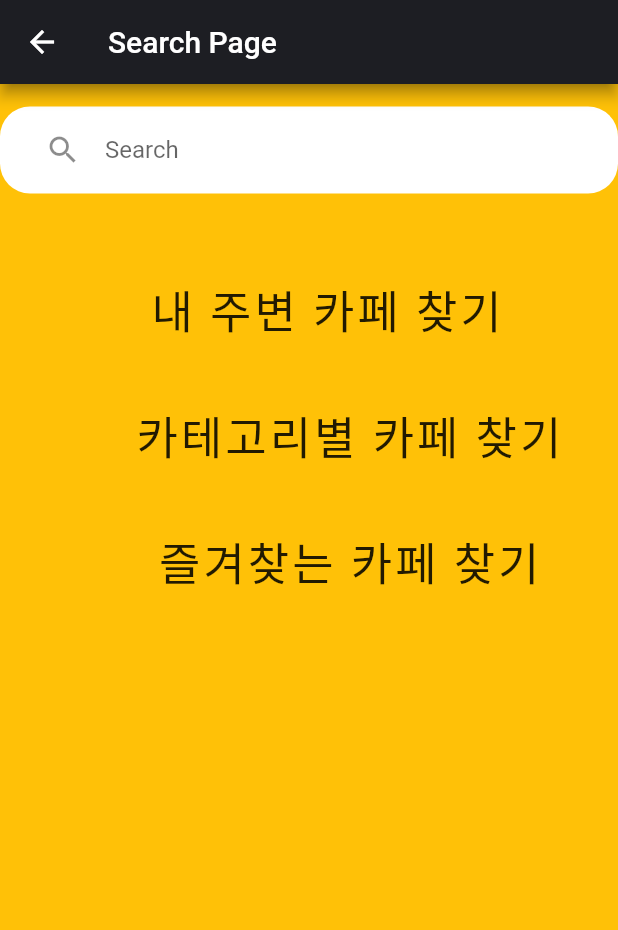
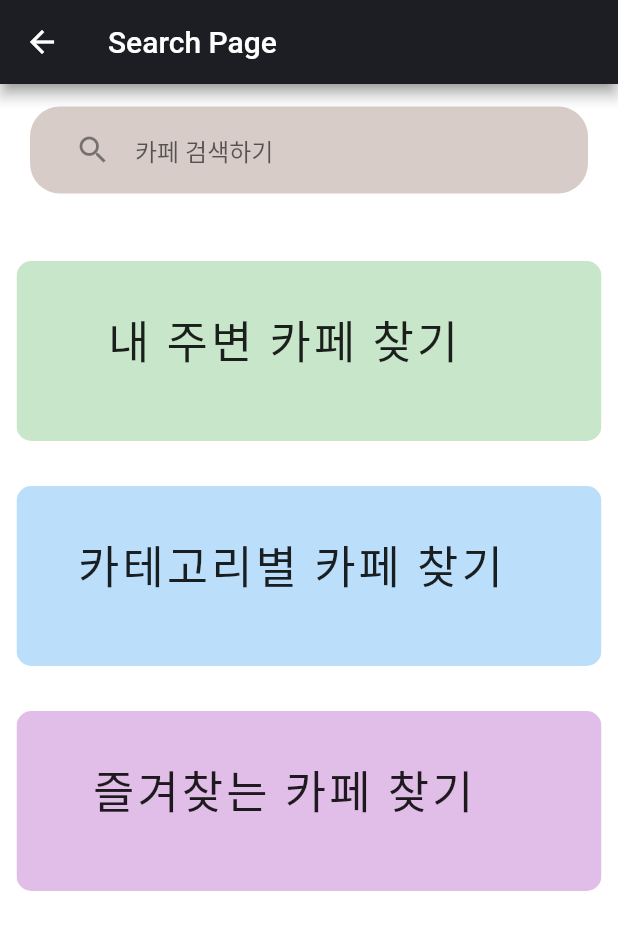
Before and after one commit to BlazingDevs/Fluwinter, a Flutter app: the searchPage screen opened directly, on a phone screen of 412 x 824 dp. Shown: the top 930 px of the screen. Run offline on Flutter 3.47's test engine with Material 2 defaults, Android fonts, the phone set to English and light mode, and no system bars.

Commit message:
Change color main backgrount to white & search Page categoty set radius

```diff
--- a/lib/main.dart
+++ b/lib/main.dart
@@ -16,7 +16,7 @@ class MyApp extends StatelessWidget {
       debugShowCheckedModeBanner: false,
       title: 'First Page',
       theme: ThemeData(
-        scaffoldBackgroundColor: Colors.amber,
+        scaffoldBackgroundColor: Colors.white,
         primarySwatch: Colors.blue,
       ),
       home: logoPage(),
--- a/lib/page/search_page/searchPage.dart
+++ b/lib/page/search_page/searchPage.dart
@@ -25,17 +25,23 @@ class _searchPageState extends State<searchPage> {
         child: Stack(
           children: <Widget>[
             Container(
-              // decoration: BoxDecoration(
-              //   color: Colors.red[50],
-              //),
               child: Column(children: <Widget>[
                 SearchBar(),
-                SizedBox(height: 40,),
+                SizedBox(height: 30,),
+                ClipRRect(
+                  borderRadius: BorderRadius.circular(10.0),
+                  child: Container(
+                    width: 390,
+                    height: 120,
+                    color: Colors.green[100],
+                    child: Column(
+                      children: <Widget>[
+                        SizedBox(height: 30,),
                         InkWell(
                           customBorder:RoundedRectangleBorder(borderRadius: BorderRadius.circular(10),),
                           child: Row(
                             children: [
-                      SizedBox(width: 100,),
+                          SizedBox(width: 60 ,),
                           Text('내 주변 카페 찾기',style:
                           TextStyle(fontSize: 30.0, letterSpacing: 2.0,fontWeight: FontWeight.normal),)
                         ],
@@ -49,11 +55,24 @@ class _searchPageState extends State<searchPage> {
                        );
                     },
                     ),
-                SizedBox(height: 40,),
+                    SizedBox(height: 30,),
+                      ],),
+                  ),
+                ),
+                SizedBox(height: 30,),
+                ClipRRect(
+                  borderRadius: BorderRadius.circular(10.0),
+                  child: Container(
+                    width: 390,
+                    height: 120,
+                    color: Colors.blue[100],
+                    child: Column(
+                      children: <Widget>[
+                        SizedBox(height: 30,),
                           InkWell(
                         child: Row(
                           children: [
-                      SizedBox(width: 90,),
+                          SizedBox(width: 40,),
                           Text('카테고리별 카페 찾기',style:
                           TextStyle(fontSize: 30.0, letterSpacing: 2.0,fontWeight: FontWeight.normal),)
                         ],
@@ -67,11 +86,24 @@ class _searchPageState extends State<searchPage> {
                        );
                     },
                     ),
-                SizedBox(height: 40,),
+                    SizedBox(height: 30,),
+                      ],),
+                  ),
+                ),
+                SizedBox(height: 30,),
+                ClipRRect(
+                  borderRadius: BorderRadius.circular(10.0),
+                  child: Container(
+                    width: 390,
+                    height: 120,
+                    color: Colors.purple[100],
+                    child: Column(
+                      children: <Widget>[
+                        SizedBox(height: 30,),
                         InkWell(
                           child: Row(
                             children: [
-                      SizedBox(width: 105),
+                            SizedBox(width: 50),
                             Text('즐겨찾는 카페 찾기',style:
                             TextStyle(fontSize: 30.0, letterSpacing: 2.0,fontWeight: FontWeight.normal),)
                           ],
@@ -85,6 +117,11 @@ class _searchPageState extends State<searchPage> {
                           );
                         },
 
+                        ),
+                        SizedBox(height: 30,),
+                  ],
+                  ),
+                  ),
                 )
               ],
               ),
--- a/lib/page/search_page/searchbar.dart
+++ b/lib/page/search_page/searchbar.dart
@@ -8,15 +8,15 @@ class SearchBar extends StatelessWidget {
   @override
   Widget build(BuildContext context) {
     return Container(
-      margin: EdgeInsets.symmetric(vertical: 15),
+      margin: EdgeInsets.symmetric(vertical: 15,horizontal: 20),
       padding: EdgeInsets.symmetric(horizontal: 30, vertical: 5),
       decoration: BoxDecoration(
-        color: Colors.white,
+        color: Colors.brown[100],
         borderRadius: BorderRadius.circular(20),
       ),
       child: TextField(
         decoration: InputDecoration(
-          hintText: "Search",
+          hintText: "카페 검색하기",
           border: InputBorder.none,
           icon: Icon(Icons.search),
         ),
```
Lines whose indentation alone changed are shown as unchanged.
